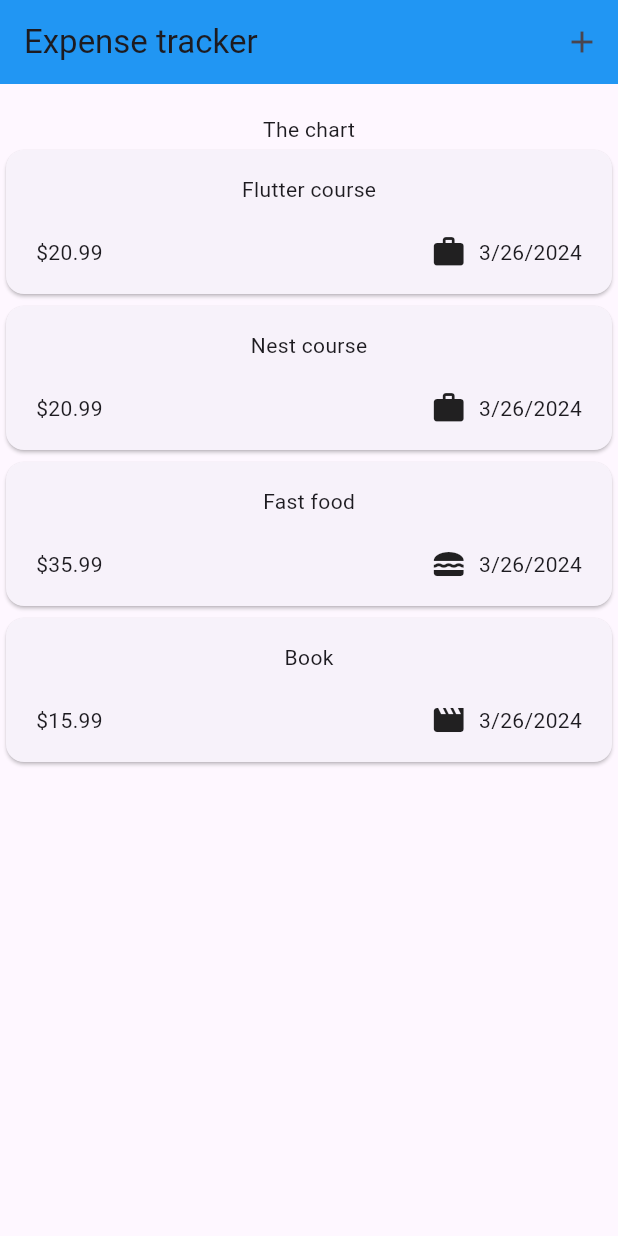
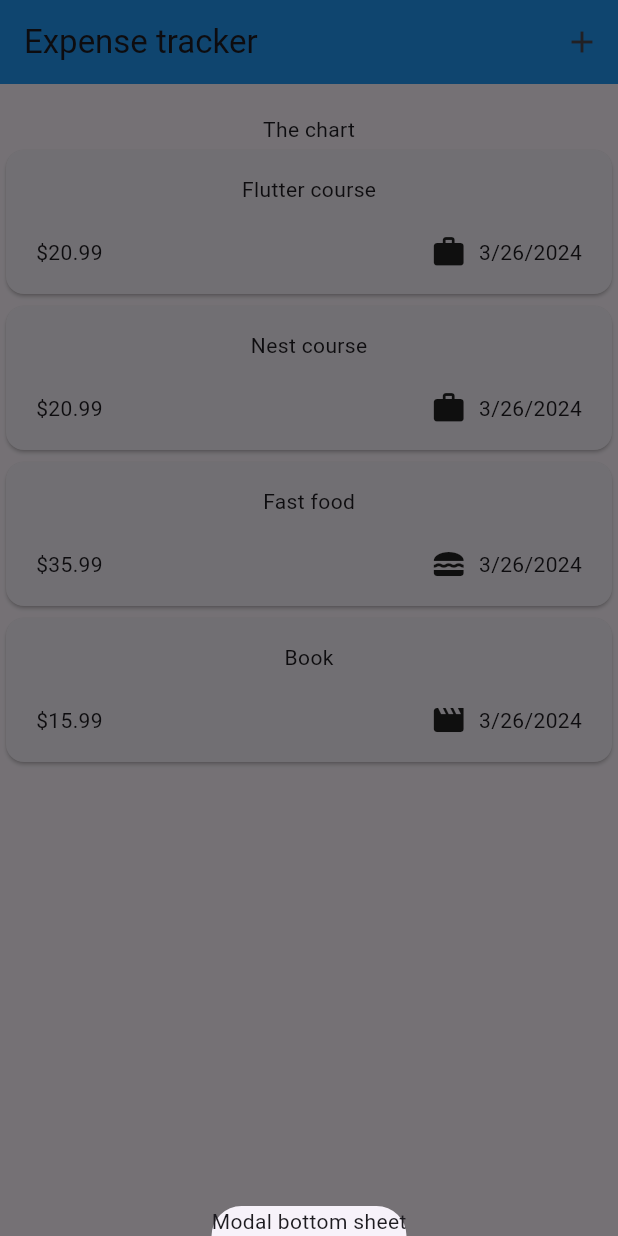
Before and after one commit to ichbinnichts/expanse_tracker, a Flutter app: the screen it shows after launch, after a tap on the "add" icon, on a phone screen of 412 x 824 dp. Run offline on Flutter 3.47's test engine with Material 3 defaults, Android fonts, the phone set to English and light mode, and no system bars.

Commit message:
feat: add modal bottom sheet

```diff
--- a/lib/home/home.dart
+++ b/lib/home/home.dart
@@ -37,13 +37,21 @@ class _HomeState extends State<Home> {
     )
   ];
 
+  void _openAddExpensesOverlay() {
+    showModalBottomSheet(
+        context: context, builder: (ctx) => const Text('Modal bottom sheet'));
+  }
+
   @override
   Widget build(BuildContext context) {
     return Scaffold(
       appBar: AppBar(
         title: const Text('Expense tracker'),
         backgroundColor: Colors.blue,
-        actions: [IconButton(onPressed: () {}, icon: const Icon(Icons.add))],
+        actions: [
+          IconButton(
+              onPressed: _openAddExpensesOverlay, icon: const Icon(Icons.add))
+        ],
       ),
       body: Column(
         children: [
```
